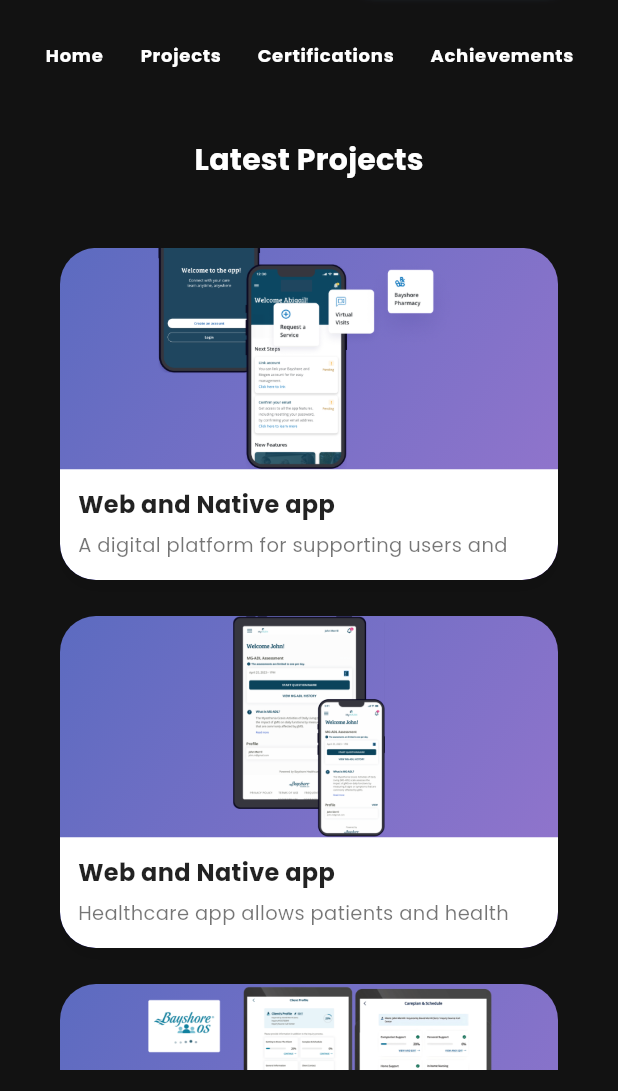
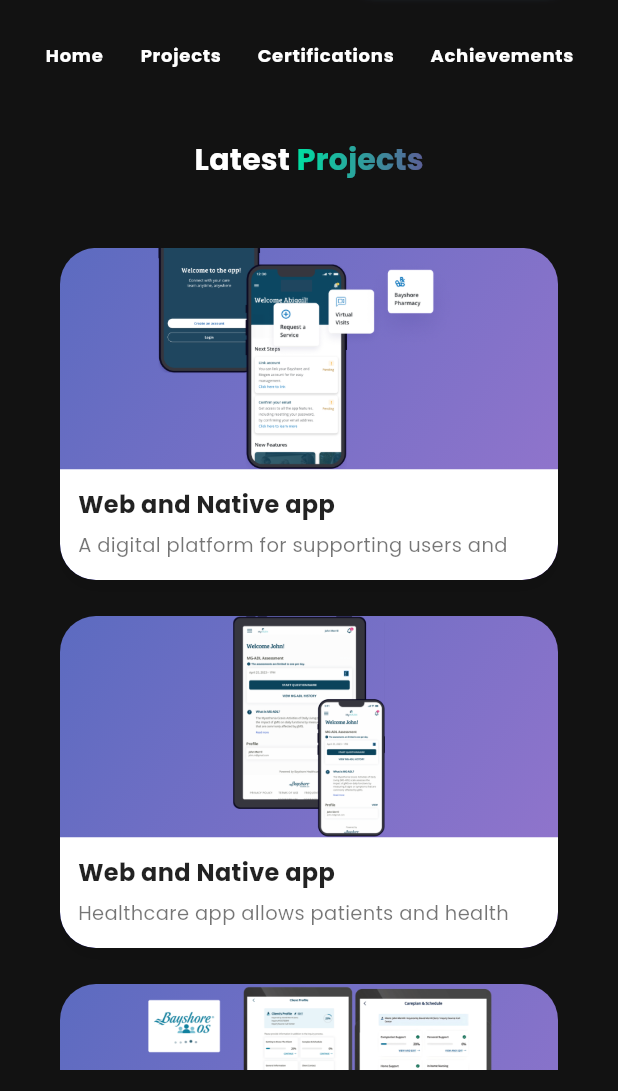
Before and after one commit to itsfahiz/fahiz-portfolio, a Flutter app: the screen it shows after launch, scrolled down 576 dp, on a phone screen of 412 x 824 dp, the part 145-1236 px from its top. Run offline on Flutter 3.47's test engine with Material 3 defaults, Android fonts, the phone set to English and light mode, and no system bars; our stand-ins replace flutter_svg, font_awesome_flutter, get, google_fonts, photo_view.

Commit message:
Refactor TitleText widget to simplify shader logic and remove web-specific conditions

```diff
--- a/lib/view/projects/components/title_text.dart
+++ b/lib/view/projects/components/title_text.dart
@@ -1,5 +1,4 @@
 import 'package:fahiz_portfolio/res/constants.dart';
-import 'package:flutter/foundation.dart' show kIsWeb;
 import 'package:flutter/material.dart';
 
 import '../../../view model/responsive.dart';
@@ -12,12 +11,7 @@ class TitleText extends StatelessWidget {
 
   @override
   Widget build(BuildContext context) {
-    return Row(
-      mainAxisAlignment: MainAxisAlignment.center,
-      children: [
-        Text(
-          '$prefix ',
-          style: Theme.of(context).textTheme.titleMedium!.copyWith(
+    final textStyle = Theme.of(context).textTheme.titleMedium!.copyWith(
       color: Colors.white,
       fontSize:
           !Responsive.isDesktop(context)
@@ -26,43 +20,22 @@ class TitleText extends StatelessWidget {
                   : 30
               : 50,
       fontWeight: FontWeight.bold,
-          ),
-        ),
-        kIsWeb && Responsive.isDesktop(context)
-            ? ShaderMask(
+    );
+
+    return Row(
+      mainAxisAlignment: MainAxisAlignment.center,
+      children: [
+        Text('$prefix ', style: textStyle),
+        ShaderMask(
           shaderCallback: (bounds) {
             return const LinearGradient(
+              begin: Alignment.centerLeft,
               end: Alignment.centerRight,
-                  begin: Alignment.centerLeft,
               colors: [primaryColor, secondaryColor],
             ).createShader(bounds);
           },
-              child: Text(
-                title,
-                style: Theme.of(context).textTheme.titleMedium!.copyWith(
-                  color: Colors.white,
-                  fontSize:
-                      !Responsive.isDesktop(context)
-                          ? Responsive.isLargeMobile(context)
-                              ? 20
-                              : 30
-                          : 50,
-                  fontWeight: FontWeight.bold,
-                ),
-              ),
-            )
-            : Text(
-              title,
-              style: Theme.of(context).textTheme.titleMedium!.copyWith(
-                color: Colors.white,
-                fontSize:
-                    !Responsive.isDesktop(context)
-                        ? Responsive.isLargeMobile(context)
-                            ? 20
-                            : 30
-                        : 50,
-                fontWeight: FontWeight.bold,
-              ),
+          blendMode: BlendMode.srcIn,
+          child: Text(title, style: textStyle),
         ),
       ],
     );
--- a/lib/view/projects/project_view.dart
+++ b/lib/view/projects/project_view.dart
@@ -24,14 +24,9 @@ class ProjectsView extends StatelessWidget {
           const SizedBox(height: defaultPadding),
           Expanded(
             child: ProjectGrid(
-              crossAxisCount:
-                  isMobile ? 1 : 2, // 👈 Responsive: 1 for mobile, 2 for others
-              ratio:
-                  isMobile
-                      ? 1.5
-                      : 1.3, // 👈 Adjust ratio for better height on mobile
-              horizontalPadding:
-                  isMobile ? 20 : 60, // 👈 Less padding on smaller screens
+              crossAxisCount: isMobile ? 1 : 2,
+              ratio: isMobile ? 1.5 : 1.3,
+              horizontalPadding: isMobile ? 20 : 60,
             ),
           ),
         ],
```
Lines whose indentation alone changed are shown as unchanged.
